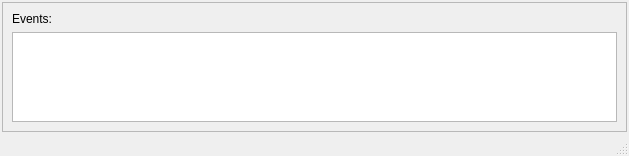
This is Projects/Inspector/MainWindow.ui in ezEngine/ezEngine as Qt 5 draws it before an edit. The edited form follows.
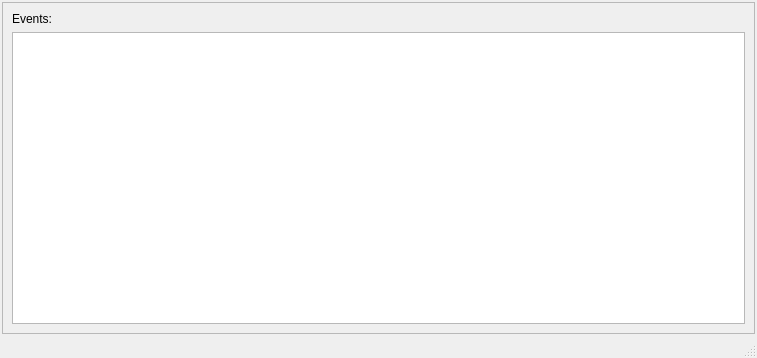
This is the edited form. Icons and pictures are not drawn.

The edit to the form file:
```diff
--- a/Projects/Inspector/MainWindow.ui
+++ b/Projects/Inspector/MainWindow.ui
@@ -6,8 +6,8 @@
    <rect>
     <x>0</x>
     <y>0</y>
-    <width>629</width>
-    <height>156</height>
+    <width>757</width>
+    <height>358</height>
    </rect>
   </property>
   <property name="windowTitle">
```
Left out of the diff: 11 changed lines with no effect on the pictures.
